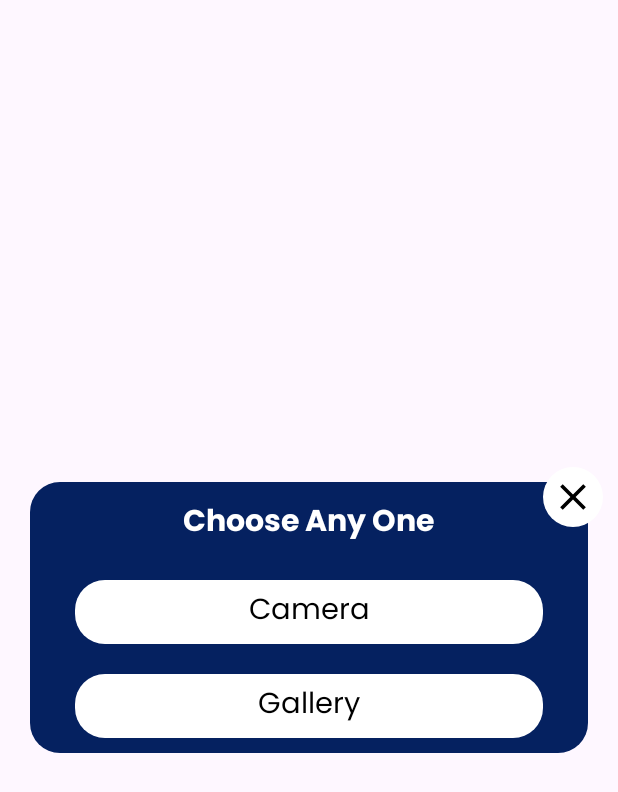
After one commit to Sagar0169/NLM, an Android app: the layout dialog_camera.xml on its own in the app's theme, with its tools: preview values and no code run, on a phone screen of 412 x 824 dp. The commit adds this screen. Shown: the top 792 px of the screen. Run offline under Robolectric (Android 15) with nearby library versions, the phone set to English and light mode, and no system bars.

Commit message:
Basics Changes in files

```diff
--- a/app/src/main/java/mission/vatsalya/ui/fragment/SightedUploadFragment.kt
+++ b/app/src/main/java/mission/vatsalya/ui/fragment/SightedUploadFragment.kt
@@ -16,6 +16,9 @@ class SightedUploadFragment : BaseFragment<FragmentSightedUploadBinding>() {
     private lateinit var relationAdapter: RelationshipAdapter
     private var layoutManager: LinearLayoutManager? = null
     private var listener: OnNextButtonClickListener? = null
+    private var openCameraValue :Int ?= 0
+
+
 
     interface OnNextButtonClickListener {
         fun onNextButtonClick()
@@ -31,7 +34,9 @@ class SightedUploadFragment : BaseFragment<FragmentSightedUploadBinding>() {
     override fun init() {
         mBinding = viewDataBinding
         mBinding?.clickAction = ClickActions()
+
     }
+
 
     override fun setVariables() {
     }
--- /dev/null
+++ b/app/src/main/res/drawable/ic_black_cross.xml
@@ -0,0 +1,5 @@
+<vector android:height="24dp" android:tint="#000000"
+    android:viewportHeight="24" android:viewportWidth="24"
+    android:width="24dp" xmlns:android="http://schemas.android.com/apk/res/android">
+    <path android:fillColor="@android:color/white" android:pathData="M19,6.41L17.59,5 12,10.59 6.41,5 5,6.41 10.59,12 5,17.59 6.41,19 12,13.41 17.59,19 19,17.59 13.41,12z"/>
+</vector>
--- /dev/null
+++ b/app/src/main/res/drawable/white_circle.xml
@@ -0,0 +1,9 @@
+<vector xmlns:android="http://schemas.android.com/apk/res/android"
+    android:width="40dp"
+    android:height="40dp"
+    android:viewportWidth="40"
+    android:viewportHeight="40">
+    <path
+        android:pathData="M20,20m-20,0a20,20 0,1 1,40 0a20,20 0,1 1,-40 0"
+        android:fillColor="#FFFFFF"/>
+</vector>
--- /dev/null
+++ b/app/src/main/res/layout/dialog_camera.xml
@@ -0,0 +1,95 @@
+<?xml version="1.0" encoding="utf-8"?>
+
+<FrameLayout xmlns:android="http://schemas.android.com/apk/res/android"
+    xmlns:app="http://schemas.android.com/apk/res-auto"
+    android:layout_width="match_parent"
+    android:layout_height="wrap_content"
+    android:layout_gravity="center"
+    android:layout_margin="10dp"
+    android:background="@android:color/transparent">
+
+
+    <RelativeLayout
+        android:layout_width="match_parent"
+        android:layout_height="wrap_content"
+        android:layout_gravity="center"
+        android:layout_margin="10dp"
+        android:background="@drawable/curve_all_corner_white"
+        android:backgroundTint="#052160">
+
+
+        <TextView
+            android:id="@+id/tvChoose"
+            android:layout_width="wrap_content"
+            android:layout_height="wrap_content"
+            android:layout_alignParentTop="true"
+            android:layout_marginHorizontal="30dp"
+            android:layout_marginVertical="10dp"
+            android:fontFamily="@font/poppins_bold"
+            android:text="Choose Any One"
+            android:layout_centerHorizontal="true"
+            android:textColor="@color/white"
+            android:textSize="20sp"
+            app:layout_constraintEnd_toEndOf="parent"
+            app:layout_constraintStart_toStartOf="parent"
+            app:layout_constraintTop_toTopOf="parent" />
+
+        <TextView
+            android:id="@+id/tvCamera"
+            android:layout_width="match_parent"
+            android:layout_height="wrap_content"
+            android:layout_marginHorizontal="30dp"
+            android:layout_marginVertical="10dp"
+            android:background="@drawable/curve_all_corner_white"
+            android:fontFamily="@font/poppins_regular"
+            android:padding="5dp"
+            android:text="Camera"
+            android:textAlignment="center"
+            android:textColor="@color/black"
+            android:textSize="19sp"
+            android:layout_below="@id/tvChoose" />
+
+        <TextView
+            android:id="@+id/tvGallery"
+            android:layout_width="match_parent"
+            android:layout_height="wrap_content"
+            android:layout_marginHorizontal="30dp"
+            android:layout_marginVertical="10dp"
+            android:background="@drawable/curve_all_corner_white"
+            android:fontFamily="@font/poppins_regular"
+            android:padding="5dp"
+            android:text="Gallery"
+            android:layout_below="@id/tvCamera"
+            android:textAlignment="center"
+            android:textColor="@color/black"
+            android:textSize="19sp"/>
+
+        <TextView
+            android:id="@+id/tvPdf"
+            android:layout_width="match_parent"
+            android:layout_height="wrap_content"
+            android:layout_marginHorizontal="30dp"
+            android:layout_marginVertical="10dp"
+            android:background="@drawable/curve_all_corner_white"
+            android:fontFamily="@font/poppins_regular"
+            android:padding="5dp"
+            android:text="Pdf"
+            android:textAlignment="center"
+            android:textColor="@color/black"
+            android:textSize="19sp"
+            android:visibility="gone"
+            android:layout_below="@id/tvGallery"/>
+
+    </RelativeLayout>
+
+    <ImageView
+        android:id="@+id/ivCross"
+        android:layout_width="wrap_content"
+        android:layout_height="wrap_content"
+        android:layout_gravity="end"
+        android:background="@drawable/white_circle"
+        android:elevation="5dp"
+        android:padding="5dp"
+        android:src="@drawable/ic_black_cross" />
+
+</FrameLayout>
--- a/app/src/main/res/values-night/themes.xml
+++ b/app/src/main/res/values-night/themes.xml
@@ -13,4 +13,7 @@
         <item name="android:windowBackground">@android:color/transparent</item>
         <item name="android:windowTranslucentStatus">true</item>
     </style>
+    <style name="ShapeAppearanceOverlay.App.CornerSize10Percent" parent="">
+        <item name="cornerSize">10%</item>
+    </style>
 </resources>
--- a/app/src/main/res/values/strings.xml
+++ b/app/src/main/res/values/strings.xml
@@ -158,5 +158,8 @@ Contact information entered can be made available to law enforcement agencies if
     <string name="save">Save</string>
     <string name="search_a_missing_child">Search a Missing Child</string>
     <string name="message_permission_not_granted">Permission not granted</string>
+    <string name="camera_permission">You need to enable camera access and storage permission to access this</string>
+    <string name="ok">OK</string>
+    <string name="cancel">Cancel</string>
 
 </resources>
--- a/app/src/main/res/values/themes.xml
+++ b/app/src/main/res/values/themes.xml
@@ -21,4 +21,7 @@
         <item name="android:background">#FFFFFF</item>
         <item name="android:textColorPrimary">#000000</item>
     </style>
+    <style name="ShapeAppearanceOverlay.App.CornerSize10Percent" parent="">
+        <item name="cornerSize">10%</item>
+    </style>
 </resources>
```
Also changed, not shown: app/src/main/java/mission/vatsalya/callBack/SingleCallBackItem.kt (+7 -0 lines), app/src/main/java/mission/vatsalya/model/fragementData.kt (+15 -0 lines), app/src/main/java/mission/vatsalya/ui/adapter/AddDocumentAdapter.kt (added, +162 -0 lines), app/src/main/java/mission/vatsalya/utilities/Utils.kt (+49 -0 lines), app/src/main/res/drawable/ic_delete.xml (added, +10 -0 lines), app/src/main/res/drawable/ic_pdf.xml (added, +8 -0 lines), app/src/main/res/layout/add_docs_item.xml (added, +80 -0 lines), app/src/main/res/drawable/place_holder_images.png (added).
